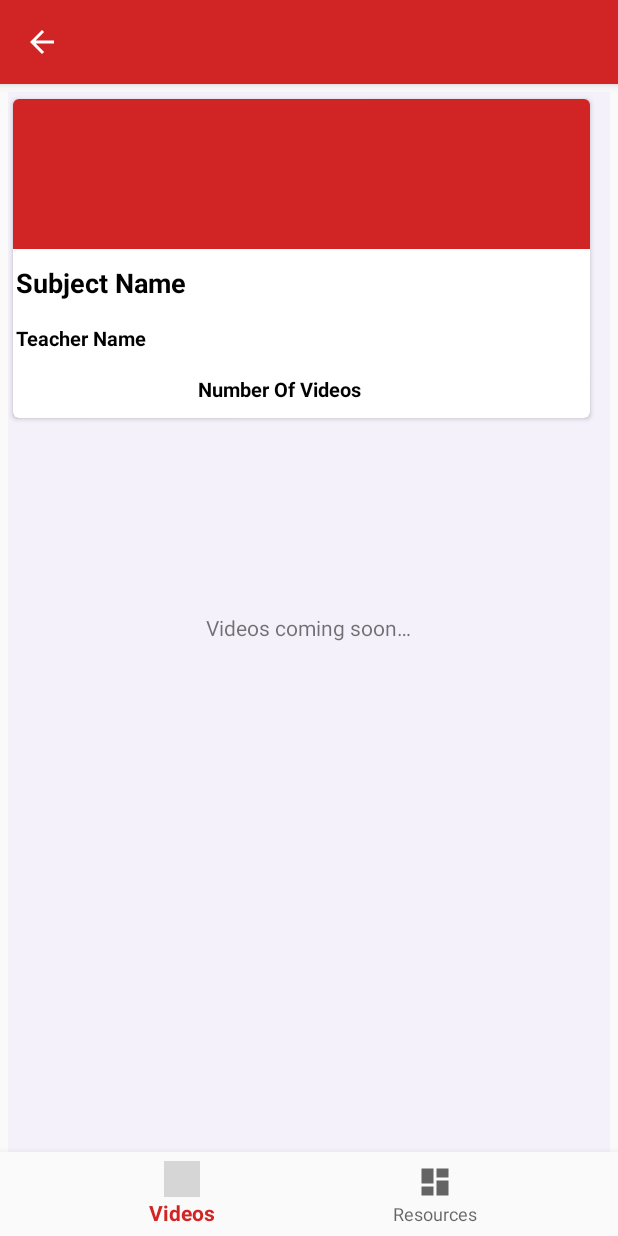
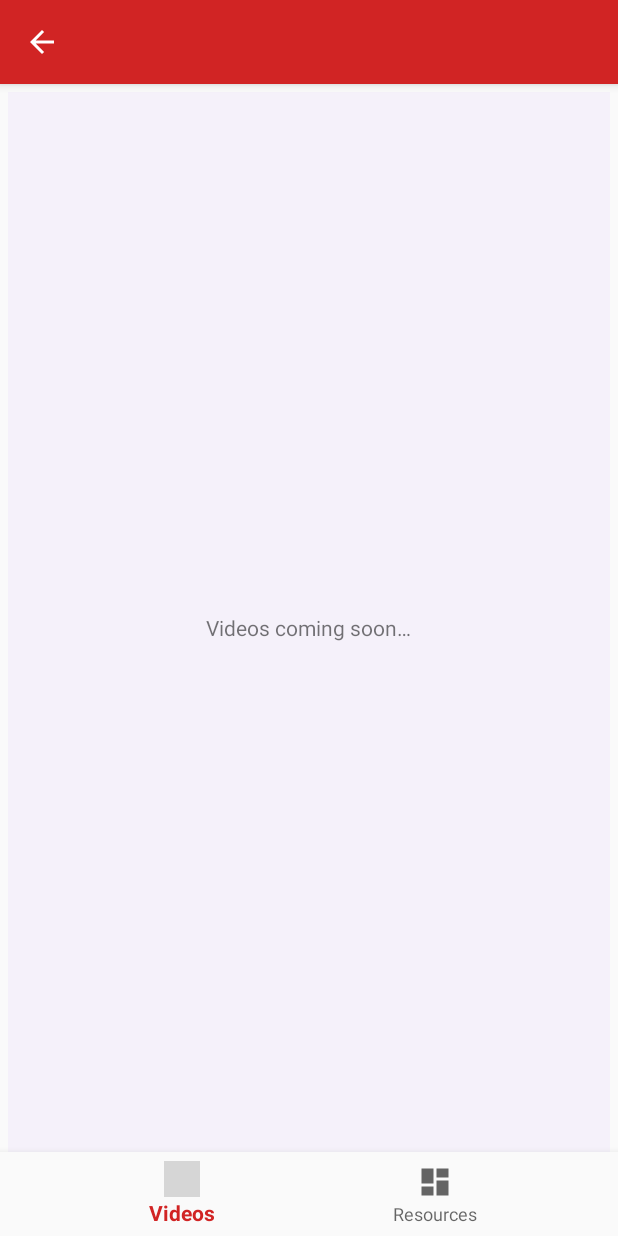
Before and after one commit to Abhishek-S-Lal/Eduzap-Android-App, an Android app: the VideosFragment screen opened directly, with no data from a screen before it, on a phone screen of 412 x 824 dp. Run offline under Robolectric (Android 15) with nearby library versions, the phone set to English and light mode, and no system bars; our stand-ins replace Firebase (no records; nobody signed in at launch, a user with empty details on screens opened directly), Picasso, navigation-ui; pictures from the network do not load; Roboto replaces fonts that are not available here; grey boxes are pictures that could not be loaded.

Commit message:
Revert "card in video list and developer update"
This reverts commit b738b13b

```diff
--- a/app/src/main/java/com/eduzap/android/ui/drawer/MainActivity.java
+++ b/app/src/main/java/com/eduzap/android/ui/drawer/MainActivity.java
@@ -116,7 +116,7 @@ public class MainActivity extends AppCompatActivity {
 
     private void showDevelopers() {
         dialogBuilder = new AlertDialog.Builder(MainActivity.this);
-        final View developerPopupView = getLayoutInflater().inflate(R.layout.developer_abhishek_popup, null);
+        final View developerPopupView = getLayoutInflater().inflate(R.layout.developer_popup, null);
 
         dialogBuilder.setView(developerPopupView);
         dialog = dialogBuilder.create();
--- a/app/src/main/res/layout/bottom_nav_fragment_videos.xml
+++ b/app/src/main/res/layout/bottom_nav_fragment_videos.xml
@@ -1,7 +1,5 @@
 <?xml version="1.0" encoding="utf-8"?>
-
 <RelativeLayout xmlns:android="http://schemas.android.com/apk/res/android"
-    xmlns:app="http://schemas.android.com/apk/res-auto"
     xmlns:tools="http://schemas.android.com/tools"
     android:layout_width="match_parent"
     android:layout_height="match_parent"
@@ -23,101 +21,12 @@
             android:layout_height="match_parent"
             android:orientation="vertical">
 
-            <androidx.cardview.widget.CardView
-                android:layout_width="match_parent"
-                android:layout_height="wrap_content"
-                android:layout_marginEnd="10dp"
-                android:layout_marginRight="10dp"
-                app:cardCornerRadius="4dp"
-                app:cardUseCompatPadding="true">
-
-                <LinearLayout
-                    android:layout_width="match_parent"
-                    android:layout_height="wrap_content"
-                    android:background="?android:selectableItemBackground"
-                    android:padding="0dp"
-                    android:orientation="vertical">
-
-                    <ImageView
-                        android:id="@+id/subjectImage"
-                        android:layout_width="match_parent"
-                        android:layout_height="100dp"
-                        android:layout_gravity="center_horizontal"
-                        android:scaleType="centerCrop"
-                        android:src="@color/colorAccent" />
-
-                    <TextView
-                        android:id="@+id/subjectName"
-                        android:layout_width="match_parent"
-                        android:layout_height="wrap_content"
-                        android:layout_gravity="center_horizontal"
-                        android:layout_marginStart="2dp"
-                        android:layout_marginLeft="2dp"
-                        android:layout_marginTop="10dp"
-                        android:layout_marginEnd="2dp"
-                        android:layout_marginRight="2dp"
-                        android:layout_marginBottom="10dp"
-                        android:ellipsize="end"
-                        android:gravity="start"
-                        android:maxLines="2"
-                        android:minLines="1"
-                        android:text="Subject Name"
-                        android:textAlignment="textStart"
-                        android:textColor="@android:color/black"
-                        android:textSize="18sp"
-                        android:textStyle="bold" />
-
-                    <TextView
-                        android:id="@+id/TeacherName"
-                        android:layout_width="match_parent"
-                        android:layout_height="wrap_content"
-                        android:layout_gravity="center_horizontal"
-                        android:layout_marginStart="2dp"
-                        android:layout_marginLeft="2dp"
-                        android:layout_marginTop="5dp"
-                        android:layout_marginEnd="2dp"
-                        android:layout_marginRight="2dp"
-                        android:layout_marginBottom="10dp"
-                        android:ellipsize="end"
-                        android:gravity="start"
-                        android:maxLines="1"
-                        android:minLines="1"
-                        android:text="Teacher Name"
-                        android:textAlignment="textStart"
-                        android:textColor="@android:color/black"
-                        android:textSize="13sp"
-                        android:textStyle="bold" />
-
-                    <TextView
-                        android:id="@+id/NumberOfVideos"
-                        android:layout_width="138dp"
-                        android:layout_height="wrap_content"
-                        android:layout_gravity="center_horizontal"
-                        android:layout_marginStart="2dp"
-                        android:layout_marginLeft="2dp"
-                        android:layout_marginTop="5dp"
-                        android:layout_marginEnd="2dp"
-                        android:layout_marginRight="2dp"
-                        android:layout_marginBottom="10dp"
-                        android:ellipsize="end"
-                        android:gravity="start"
-                        android:maxLines="1"
-                        android:minLines="1"
-                        android:text="Number Of Videos"
-                        android:textAlignment="textStart"
-                        android:textColor="@android:color/black"
-                        android:textSize="13sp"
-                        android:textStyle="bold" />
-                </LinearLayout>
-            </androidx.cardview.widget.CardView>
-
             <!--            add header if necessary-->
 
             <androidx.recyclerview.widget.RecyclerView
                 android:id="@+id/videosRecyclerView"
                 android:layout_width="match_parent"
                 android:layout_height="wrap_content"
-                android:layout_marginTop="5dp"
                 android:layout_marginBottom="5dp" />
 
         </LinearLayout>
```
Also changed, not shown: app/src/main/res/layout/developer_arjun_popup.xml (deleted, +0 -116 lines), app/src/main/res/layout/developer_popup.xml (renamed from app/src/main/res/layout/developer_abhishek_popup.xml).
